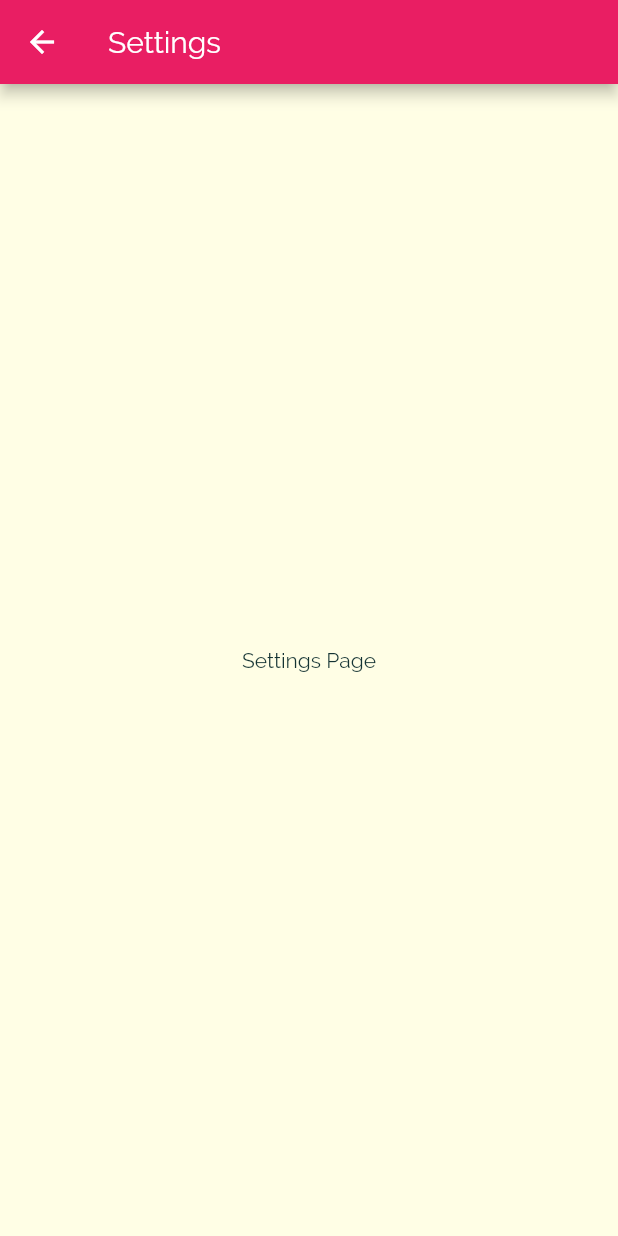
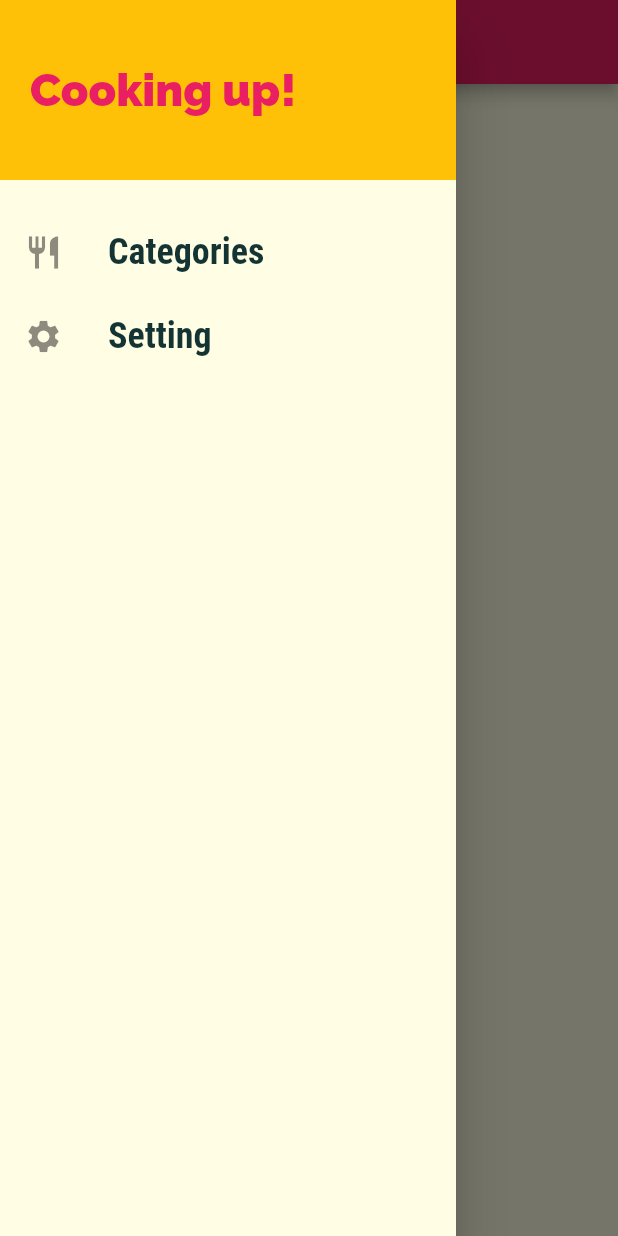
Before and after one commit to SeolJaeHyeok/Flutter_Meals_App, a Flutter app: the SettingsScreen screen opened by its route, with the side drawer open (before the commit the screen has no drawer), on a phone screen of 412 x 824 dp. Run offline on Flutter 3.47's test engine with Material 2 defaults, Android fonts, the phone set to English and light mode, and no system bars.

```diff
--- a/lib/screens/settings_screen.dart
+++ b/lib/screens/settings_screen.dart
@@ -1,4 +1,5 @@
 import 'package:flutter/material.dart';
+import 'package:flutter_meals_app/widgets/main_drawer.dart';
 
 class SettingsScreen extends StatelessWidget {
   static const routeName = '/settings';
@@ -8,6 +9,7 @@ class SettingsScreen extends StatelessWidget {
       appBar: AppBar(
         title: Text('Settings'),
       ),
+      drawer: MainDrawer(),
       body: Center(child: Text('Settings Page')),
     );
   }
--- a/lib/widgets/main_drawer.dart
+++ b/lib/widgets/main_drawer.dart
@@ -45,18 +45,18 @@ class MainDrawer extends StatelessWidget {
             height: 20,
           ),
           buildListTile(
-            'Meals',
+            'Categories',
             Icons.restaurant,
             () {
               //경로를 변수로 만드느냐 안만드느냐의 차이
-              Navigator.of(context).pushNamed('/'); // Same
+              Navigator.of(context).pushReplacementNamed('/'); // Same
             },
           ),
           buildListTile(
             'Setting',
             Icons.settings,
             () {
-              Navigator.of(context).pushNamed(SettingsScreen.routeName);// Same
+              Navigator.of(context).pushReplacementNamed(SettingsScreen.routeName);// Same
             },
           ),
         ],
--- a/pubspec.yaml
+++ b/pubspec.yaml
@@ -45,8 +45,8 @@ flutter:
   uses-material-design: true
 
   # To add assets to your application, add an assets section, like this:
-  # assets:
-  #   - images/a_dot_burr.jpeg
+  #  assets:
+  #   - images/
   #   - images/a_dot_ham.jpeg
 
   # An image asset can refer to one or more resolution-specific "variants", see
```
